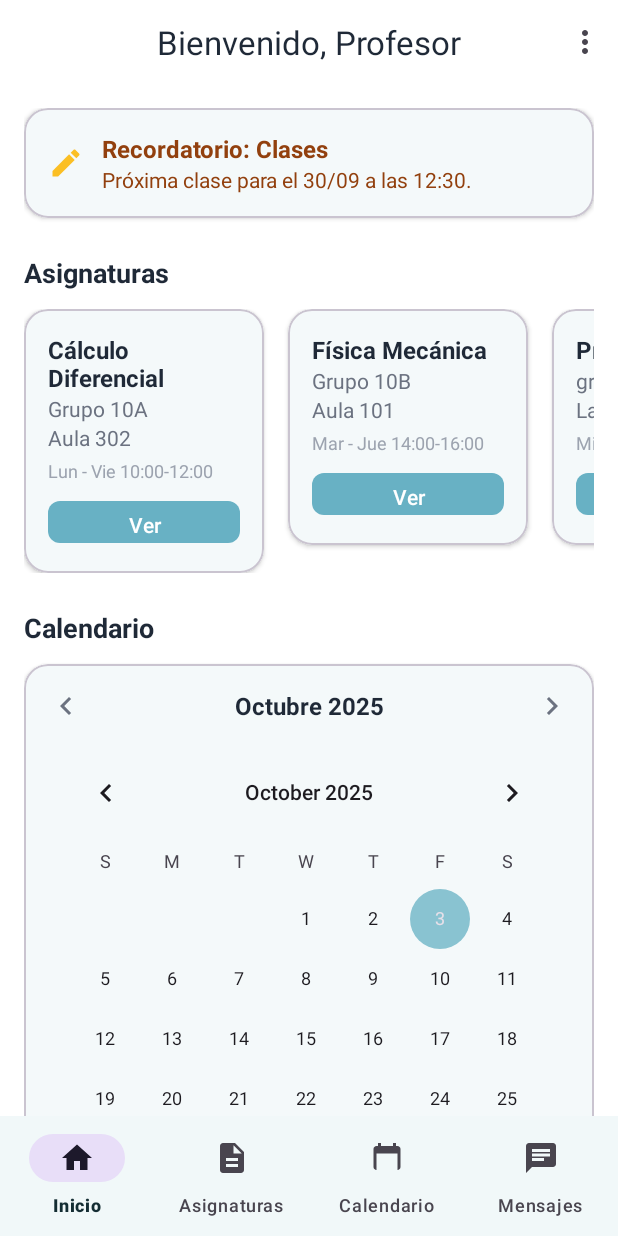
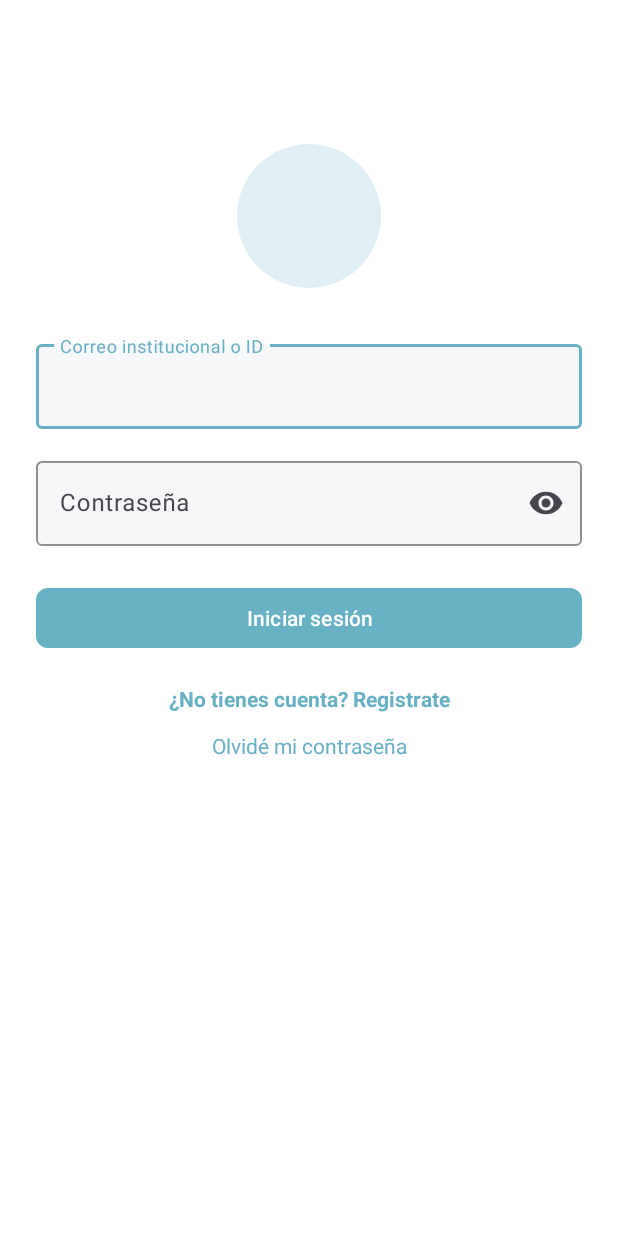
Before and after one commit to fabimo-code/ProyectoColegioMovil, an Android app: the screen it shows after launch (TeacherHomeActivity before the commit, LoginActivity after it), on a phone screen of 412 x 824 dp. Run offline under Robolectric (Android 15) with nearby library versions, the phone set to English and light mode, and no system bars.

Commit message:
login, registro, contraseña (sin firebase)

```diff
--- a/app/build.gradle.kts
+++ b/app/build.gradle.kts
@@ -33,6 +33,9 @@ android {
     kotlinOptions {
         jvmTarget = "11"
     }
+    buildFeatures {
+        viewBinding = true
+    }
 }
 
 dependencies {
@@ -45,4 +48,5 @@ dependencies {
     testImplementation(libs.junit)
     androidTestImplementation(libs.androidx.junit)
     androidTestImplementation(libs.androidx.espresso.core)
+    implementation (libs.material)
 }
--- /dev/null
+++ b/app/src/main/java/com/example/proyectocolegiomovil/LoginActivity.kt
@@ -0,0 +1,52 @@
+package com.example.proyectocolegiomovil
+
+import android.content.Intent
+import android.os.Bundle
+import android.widget.TextView
+import android.widget.Toast
+import androidx.appcompat.app.AppCompatActivity
+import com.google.android.material.button.MaterialButton
+import com.google.android.material.textfield.TextInputEditText
+
+class LoginActivity : AppCompatActivity() {
+
+    override fun onCreate(savedInstanceState: Bundle?) {
+        super.onCreate(savedInstanceState)
+        setContentView(R.layout.activity_login)
+
+        val etEmail = findViewById<TextInputEditText>(R.id.etEmail)
+        val etPassword = findViewById<TextInputEditText>(R.id.etPassword)
+        val btnLogin = findViewById<MaterialButton>(R.id.btnLogin)
+        val tvRegister = findViewById<TextView>(R.id.tvRegister)
+        val tvForgot = findViewById<TextView>(R.id.tvForgot)
+
+        btnLogin.setOnClickListener {
+            val email = etEmail.text?.toString()?.trim().orEmpty()
+            val pass = etPassword.text?.toString()?.trim().orEmpty()
+
+            if (email.isEmpty()) {
+                etEmail.error = "Ingresa tu correo o ID"
+                return@setOnClickListener
+            }
+            if (pass.isEmpty()) {
+                etPassword.error = "Ingresa tu contraseña"
+                return@setOnClickListener
+            }
+
+            // TODO: Replace with real auth (API/Firebase/etc.)
+            // For now, just go to the teacher home if fields are filled.
+            startActivity(Intent(this, TeacherHomeActivity::class.java))
+            finish()
+        }
+
+        tvRegister.setOnClickListener({ v ->
+            val i: Intent = Intent(this, ProfileActivity::class.java)
+            i.putExtra(ProfileActivity.EXTRA_EDIT_MODE, true)
+            startActivity(i)
+        })
+
+        tvForgot.setOnClickListener {
+            startActivity(Intent(this, ResetPasswordActivity::class.java))
+        }
+    }
+}
--- /dev/null
+++ b/app/src/main/res/drawable/bg_avatar_circle.xml
@@ -0,0 +1,5 @@
+<?xml version="1.0" encoding="utf-8"?>
+<shape xmlns:android="http://schemas.android.com/apk/res/android" android:shape="oval">
+    <size android:width="128dp" android:height="128dp"/>
+    <solid android:color="#E5E7EB"/>
+</shape>
--- /dev/null
+++ b/app/src/main/res/drawable/bg_teal_circle.xml
@@ -0,0 +1,5 @@
+<?xml version="1.0" encoding="utf-8"?>
+<shape xmlns:android="http://schemas.android.com/apk/res/android" android:shape="oval">
+    <size android:width="96dp" android:height="96dp"/>
+    <solid android:color="#3367B0C5"/> <!-- 20%-ish alpha of primary teal -->
+</shape>
--- /dev/null
+++ b/app/src/main/res/layout/activity_login.xml
@@ -0,0 +1,114 @@
+<?xml version="1.0" encoding="utf-8"?>
+<androidx.constraintlayout.widget.ConstraintLayout
+    xmlns:android="http://schemas.android.com/apk/res/android"
+    xmlns:app="http://schemas.android.com/apk/res-auto"
+    android:id="@+id/root"
+    android:layout_width="match_parent"
+    android:layout_height="match_parent"
+    android:background="@android:color/white">
+
+    <!-- Teal circle -->
+    <View
+        android:id="@+id/logoBubble"
+        android:layout_width="96dp"
+        android:layout_height="96dp"
+        android:background="@drawable/bg_teal_circle"
+        app:layout_constraintTop_toTopOf="parent"
+        app:layout_constraintStart_toStartOf="parent"
+        app:layout_constraintEnd_toEndOf="parent"
+        android:layout_marginTop="96dp"/>
+
+    <!-- Email -->
+    <com.google.android.material.textfield.TextInputLayout
+        android:id="@+id/tilEmail"
+        style="@style/Widget.Material3.TextInputLayout.OutlinedBox"
+        android:layout_width="0dp"
+        android:layout_height="wrap_content"
+        android:hint="Correo institucional o ID"
+        app:boxStrokeColor="@color/primaryTeal"
+        app:boxBackgroundColor="#F6F7F8"
+        app:layout_constraintTop_toBottomOf="@id/logoBubble"
+        app:layout_constraintStart_toStartOf="parent"
+        app:layout_constraintEnd_toEndOf="parent"
+        android:layout_marginStart="24dp"
+        android:layout_marginEnd="24dp"
+        android:layout_marginTop="32dp">
+
+        <com.google.android.material.textfield.TextInputEditText
+            android:id="@+id/etEmail"
+            android:layout_width="match_parent"
+            android:layout_height="wrap_content"
+            android:inputType="textEmailAddress"/>
+
+    </com.google.android.material.textfield.TextInputLayout>
+
+    <!-- Password -->
+    <com.google.android.material.textfield.TextInputLayout
+        android:id="@+id/tilPassword"
+        style="@style/Widget.Material3.TextInputLayout.OutlinedBox"
+        android:layout_width="0dp"
+        android:layout_height="wrap_content"
+        android:hint="Contraseña"
+        app:endIconMode="password_toggle"
+        app:boxStrokeColor="@color/primaryTeal"
+        app:boxBackgroundColor="#F6F7F8"
+        app:layout_constraintTop_toBottomOf="@id/tilEmail"
+        app:layout_constraintStart_toStartOf="parent"
+        app:layout_constraintEnd_toEndOf="parent"
+        android:layout_marginStart="24dp"
+        android:layout_marginEnd="24dp"
+        android:layout_marginTop="16dp">
+
+        <com.google.android.material.textfield.TextInputEditText
+            android:id="@+id/etPassword"
+            android:layout_width="match_parent"
+            android:layout_height="wrap_content"
+            android:inputType="textPassword"/>
+
+    </com.google.android.material.textfield.TextInputLayout>
+
+    <!-- Login button -->
+    <com.google.android.material.button.MaterialButton
+        android:id="@+id/btnLogin"
+        android:layout_width="0dp"
+        android:layout_height="48dp"
+        android:text="Iniciar sesión"
+        android:textAllCaps="false"
+        app:cornerRadius="8dp"
+        app:backgroundTint="@color/primaryTeal"
+        android:textColor="@android:color/white"
+        app:layout_constraintTop_toBottomOf="@id/tilPassword"
+        app:layout_constraintStart_toStartOf="parent"
+        app:layout_constraintEnd_toEndOf="parent"
+        android:layout_marginStart="24dp"
+        android:layout_marginEnd="24dp"
+        android:layout_marginTop="24dp"/>
+
+    <!-- Register -->
+    <TextView
+        android:id="@+id/tvRegister"
+        android:layout_width="wrap_content"
+        android:layout_height="wrap_content"
+        android:text="¿No tienes cuenta? Registrate"
+        android:textSize="14sp"
+        android:textStyle="bold"
+        android:textColor="@color/primaryTeal"
+        app:layout_constraintTop_toBottomOf="@id/btnLogin"
+        app:layout_constraintStart_toStartOf="parent"
+        app:layout_constraintEnd_toEndOf="parent"
+        android:layout_marginTop="20dp"/>
+
+    <!-- Forgot password -->
+    <TextView
+        android:id="@+id/tvForgot"
+        android:layout_width="wrap_content"
+        android:layout_height="wrap_content"
+        android:text="Olvidé mi contraseña"
+        android:textSize="14sp"
+        android:textColor="@color/primaryTeal"
+        app:layout_constraintTop_toBottomOf="@id/tvRegister"
+        app:layout_constraintStart_toStartOf="parent"
+        app:layout_constraintEnd_toEndOf="parent"
+        android:layout_marginTop="12dp"/>
+
+</androidx.constraintlayout.widget.ConstraintLayout>
--- a/app/src/main/res/values/strings.xml
+++ b/app/src/main/res/values/strings.xml
@@ -147,5 +147,10 @@
     <string name="notificaciones">Notificaciones</string>
     <string name="grupo_11a">grupo11</string>
     <string name="todo">TODO</string>
+    <string name="enviar_c_digo">Enviar código</string>
+    <string name="tucorreo_ejemplo_com">tucorreo@ejemplo.com</string>
+    <string name="correo_electr_nico">Correo electrónico</string>
+    <string name="verificacion">Te enviaremos un código de verificación a tu correo electrónico para continuar con el proceso.</string>
+    <string name="ingresa_tu_correo">Ingresa tu correo</string>
 
 </resources>
```
Also changed, not shown: app/src/main/AndroidManifest.xml (+16 -1 lines), app/src/main/java/com/example/proyectocolegiomovil/ProfileActivity.kt (added, +180 -0 lines), app/src/main/java/com/example/proyectocolegiomovil/ResetPasswordActivity.kt (added, +36 -0 lines), app/src/main/res/layout/activity_profile.xml (added, +226 -0 lines), app/src/main/res/layout/activity_reset_password.xml (added, +76 -0 lines).
